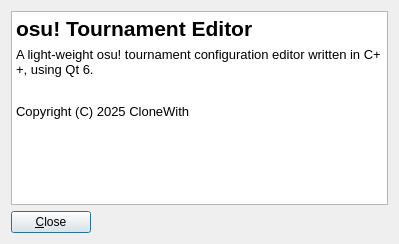
First picture: the form in ProjectAboutDialog.ui, repository CloneWith/osu-tournament-editor, before the edit.
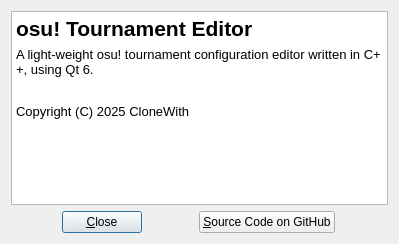
Second picture: the form after the edit. Icons and pictures are not drawn.

Commit message: Add source code repository link in About dialog

The edit to the form file:
```diff
--- a/ProjectAboutDialog.ui
+++ b/ProjectAboutDialog.ui
@@ -62,6 +62,8 @@
     </widget>
    </item>
    <item>
+    <layout class="QHBoxLayout" name="horizontalLayout">
+     <item>
     <widget class="QPushButton" name="closeButton">
      <property name="sizePolicy">
       <sizepolicy hsizetype="Fixed" vsizetype="Fixed">
@@ -79,6 +81,24 @@
       <bool>false</bool>
      </property>
     </widget>
+     </item>
+     <item>
+      <widget class="QPushButton" name="repoButton">
+       <property name="sizePolicy">
+        <sizepolicy hsizetype="Fixed" vsizetype="Fixed">
+         <horstretch>0</horstretch>
+         <verstretch>0</verstretch>
+        </sizepolicy>
+       </property>
+       <property name="text">
+        <string>&amp;Source Code on GitHub</string>
+       </property>
+       <property name="icon">
+        <iconset theme="QIcon::ThemeIcon::DocumentSend"/>
+       </property>
+      </widget>
+     </item>
+    </layout>
    </item>
   </layout>
  </widget>
```
Lines whose indentation alone changed are shown as unchanged. The commit also changes 4 other files.
